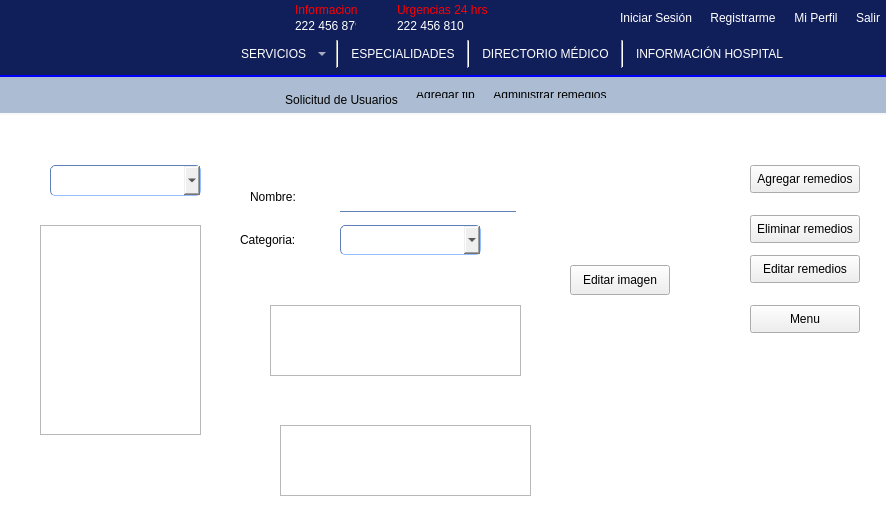
First picture: the form in mainwindow.ui, repository Laloses/Hospital, before the edit.
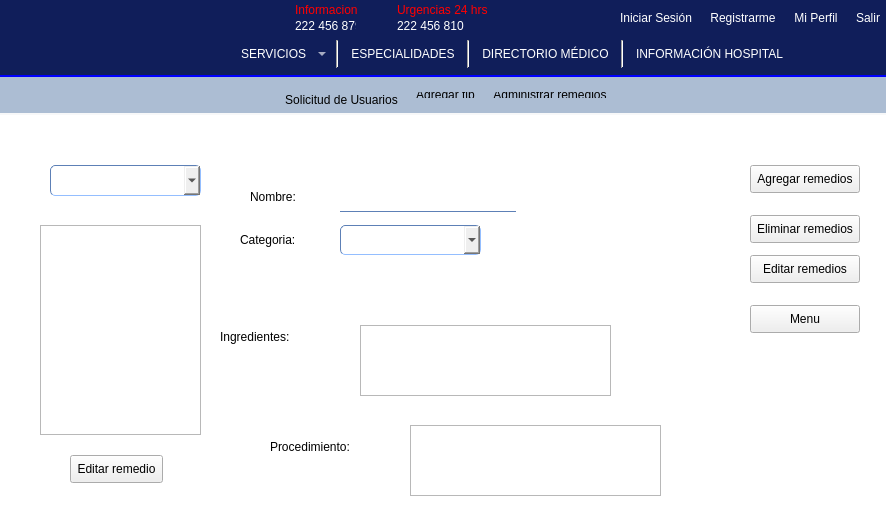
Second picture: the form after the edit. The open tabs and pages were chosen to show the change. Icons and pictures are not drawn.

Commit message: terminado el administrador de remedios caseros

Patch:
```diff
--- a/mainwindow.ui
+++ b/mainwindow.ui
@@ -3514,7 +3514,7 @@
            <widget class="QPlainTextEdit" name="plainTextEdit_editProcedi">
             <property name="geometry">
              <rect>
-              <x>260</x>
+              <x>390</x>
               <y>300</y>
               <width>251</width>
               <height>71</height>
@@ -3524,37 +3524,63 @@
            <widget class="QPlainTextEdit" name="plainTextEdit_editIngredi">
             <property name="geometry">
              <rect>
-              <x>250</x>
-              <y>180</y>
+              <x>340</x>
+              <y>200</y>
               <width>251</width>
               <height>71</height>
              </rect>
             </property>
            </widget>
-           <widget class="QPushButton" name="pushButton_imagEditar">
-            <property name="geometry">
-             <rect>
-              <x>550</x>
-              <y>140</y>
-              <width>100</width>
-              <height>30</height>
-             </rect>
-            </property>
-            <property name="text">
-             <string>Editar imagen</string>
-            </property>
-           </widget>
            <widget class="QLabel" name="label_imagenEditar">
             <property name="geometry">
              <rect>
-              <x>530</x>
+              <x>520</x>
               <y>20</y>
-              <width>140</width>
-              <height>100</height>
+              <width>160</width>
+              <height>130</height>
              </rect>
             </property>
             <property name="text">
-             <string> </string>
+             <string/>
+            </property>
+           </widget>
+           <widget class="QLabel" name="label_editIngredi">
+            <property name="geometry">
+             <rect>
+              <x>200</x>
+              <y>200</y>
+              <width>119</width>
+              <height>24</height>
+             </rect>
+            </property>
+            <property name="text">
+             <string>Ingredientes:</string>
+            </property>
+           </widget>
+           <widget class="QLabel" name="label_editprocedi">
+            <property name="geometry">
+             <rect>
+              <x>250</x>
+              <y>310</y>
+              <width>134</width>
+              <height>24</height>
+             </rect>
+            </property>
+            <property name="text">
+             <string>Procedimiento:</string>
+            </property>
+           </widget>
+           <widget class="QPushButton" name="pushButton_editarRemedio">
+            <property name="geometry">
+             <rect>
+              <x>50</x>
+              <y>330</y>
+              <width>93</width>
+              <height>28</height>
+             </rect>
+            </property>
+            <property name="text">
+             <string>Editar remedio</string>
             </property>
            </widget>
           </widget>
```
Left out of the diff: 18 changed lines with no effect on the pictures. The commit also changes 5 other files.
